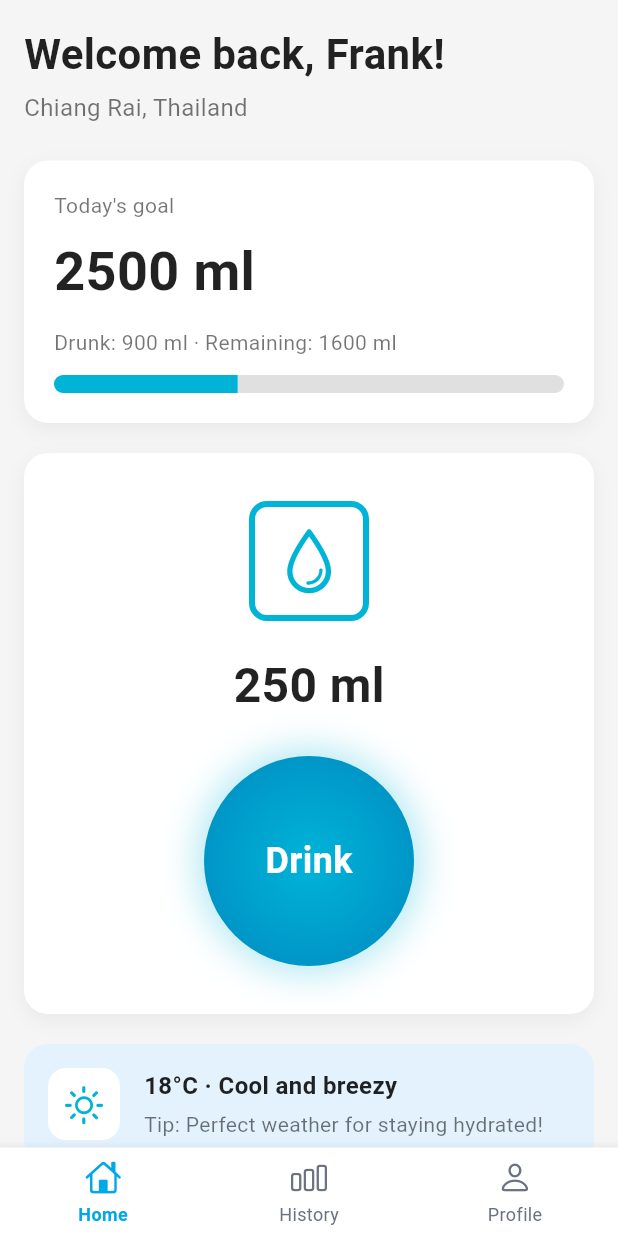
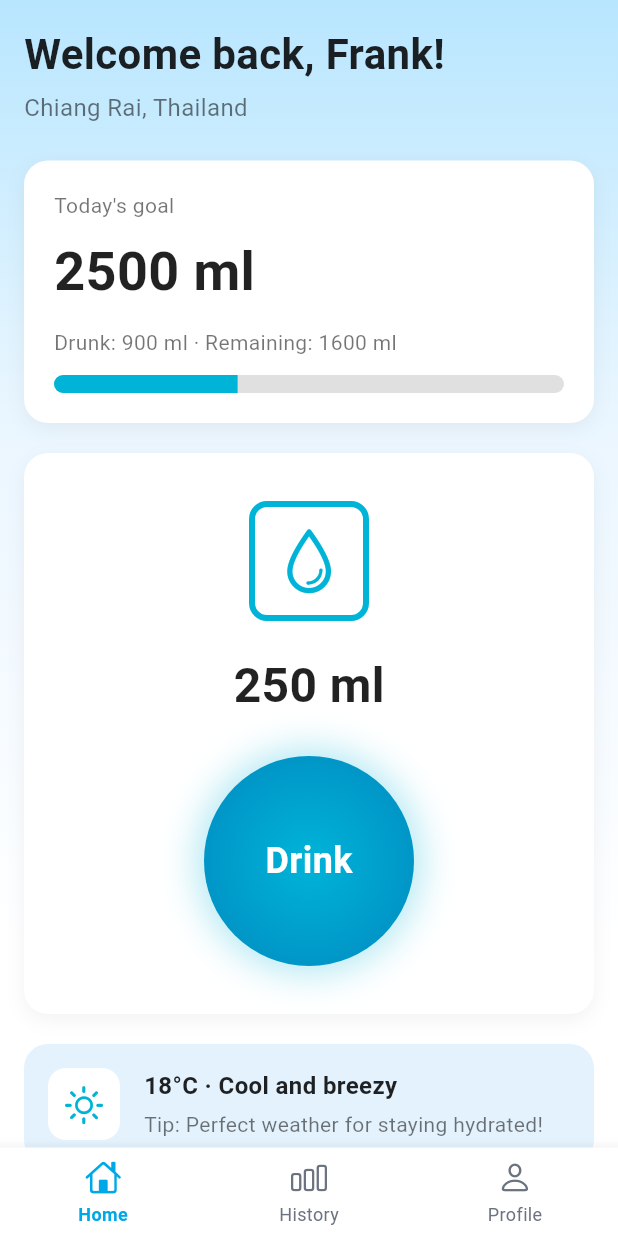
Before and after one commit to zwethu/Weather_Cup, a Flutter app: the screen it shows after launch, after a tap on "Skip", on a phone screen of 412 x 824 dp. Run offline on Flutter 3.47's test engine with Material 3 defaults, Android fonts, the phone set to English and light mode, and no system bars; our stand-ins replace go_router.

Commit message:
sky blue background and profile screen

```diff
--- a/lib/core/theme/app_colors.dart
+++ b/lib/core/theme/app_colors.dart
@@ -6,17 +6,29 @@ class AppColors {
   static const Color primaryLight = Color(0xFF4DC2F0);
   static const Color primaryDark = Color(0xFF0081B8);
 
+  // Sky blue gradient colors (from-sky-400 to-sky-600)
+  static const Color skyBlue400 = Color(0xFF38BDF8);
+  static const Color skyBlue600 = Color(0xFF0284C7);
+  static const Color skyBlue50 = Color(0xFFF0F9FF);
+  static const Color skyBlue200 = Color(0xFFBAE6FD);
+
   // Background colors
-  static const Color background = Color(0xFFF0F4F8);
+  static const Color background = Color(0xFFF0F9FF); // Light sky blue tint
+
+  // Surface colors with opacity
   static const Color surface = Color(0xFFFFFFFF);
+  static const Color surfaceBlur =
+      Color(0xB3FFFFFF); // 70% opacity white (bg-white/70)
   static const Color cardBackground = Color(0xFFFFFFFF);
 
   // Text colors
-  static const Color textPrimary = Color(0xFF2C3E50);
-  static const Color textSecondary = Color(0xFF6B7280);
+  static const Color textPrimary = Color(0xFF1F2937); // Gray-800
+  static const Color textSecondary = Color(0xFF6B7280); // Gray-500
   static const Color textHint = Color(0xFF9CA3AF);
 
   // Accent colors
+  static const Color accentBlue = Color(0xFFDCEEF5); // Sky-100
+  static const Color accentBlueDark = Color(0xFFBAE6FD); // Sky-200
   static const Color success = Color(0xFF10B981);
   static const Color error = Color(0xFFEF4444);
   static const Color warning = Color(0xFFF59E0B);
@@ -25,6 +37,7 @@ class AppColors {
   // UI element colors
   static const Color divider = Color(0xFFE5E7EB);
   static const Color border = Color(0xFFD1D5DB);
+  static const Color borderSkyBlue = Color(0x99BAE6FD); // border-sky-200/60
   static const Color shadow = Color(0x1A000000);
 
   // Icon colors
@@ -33,9 +46,44 @@ class AppColors {
 
   // Progress/Chart colors
   static const Color progressFilled = primary;
-  static const Color progressEmpty = Color(0xFFE0F2FE);
+  static const Color progressEmpty = Color(0xFFE5E7EB); // Gray-200
 
   // Special colors for water-related elements
   static const Color waterDrop = primary;
   static const Color weatherIcon = primary;
+
+  static const Color backgroundGradientStart = Color(0xFFB8E6FE); // soft blue
+  static const Color backgroundGradientMiddle = Color(0xFFEAF6FF); // very light
+  static const Color backgroundGradientEnd = Color(0xFFFFFFFF); // white
+
+  static const LinearGradient backgroundGradient = LinearGradient(
+    begin: Alignment.topCenter,
+    end: Alignment.bottomCenter,
+    colors: [
+      backgroundGradientStart,
+      backgroundGradientMiddle,
+      backgroundGradientEnd,
+    ],
+    stops: [0.0, 0.35, 0.8], // fade to white early
+  );
+
+  // Sky blue primary gradient (from-sky-400 to-sky-600)
+  static const LinearGradient primaryGradient = LinearGradient(
+    begin: Alignment.topLeft,
+    end: Alignment.bottomRight,
+    colors: [
+      skyBlue400,
+      skyBlue600,
+    ],
+  );
+
+  // Card gradient with subtle sky tint
+  static const LinearGradient cardGradient = LinearGradient(
+    begin: Alignment.topLeft,
+    end: Alignment.bottomRight,
+    colors: [
+      Color(0xFFF0F9FF), // Sky-50
+      Color(0xFFFFFFFF), // White
+    ],
+  );
 }
--- a/lib/core/theme/app_theme.dart
+++ b/lib/core/theme/app_theme.dart
@@ -9,7 +9,7 @@ class AppTheme {
       primaryColor: AppColors.primary,
       scaffoldBackgroundColor: AppColors.background,
 
-      colorScheme: ColorScheme.light(
+      colorScheme: const ColorScheme.light(
         primary: AppColors.primary,
         secondary: AppColors.primary,
         surface: AppColors.surface,
@@ -18,7 +18,7 @@ class AppTheme {
         onSurface: AppColors.textPrimary,
       ),
 
-      appBarTheme: AppBarTheme(
+      appBarTheme: const AppBarTheme(
         backgroundColor: AppColors.background,
         elevation: 0,
         iconTheme: IconThemeData(color: AppColors.textPrimary),
@@ -68,7 +68,7 @@ class AppTheme {
         ),
         focusedBorder: OutlineInputBorder(
           borderRadius: BorderRadius.circular(12),
-          borderSide: BorderSide(color: AppColors.primary, width: 2),
+          borderSide: const BorderSide(color: AppColors.primary, width: 2),
         ),
         contentPadding: const EdgeInsets.symmetric(horizontal: 16, vertical: 16),
         hintStyle: AppTextStyles.bodyText2.copyWith(color: AppColors.textSecondary),
@@ -89,7 +89,7 @@ class AppTheme {
         linearTrackColor: AppColors.primary.withOpacity(0.2),
       ),
 
-      dividerTheme: DividerThemeData(
+      dividerTheme: const DividerThemeData(
         color: AppColors.divider,
         thickness: 1,
         space: 1,
--- a/lib/features/history/history_screen.dart
+++ b/lib/features/history/history_screen.dart
@@ -14,7 +14,11 @@ class HistoryScreen extends StatelessWidget {
 
     return Scaffold(
       backgroundColor: AppColors.background,
-      body: SingleChildScrollView(
+      body: Container(
+        decoration: const BoxDecoration(
+          gradient: AppColors.backgroundGradient,
+        ),
+        child: SingleChildScrollView(
           child: SafeArea(
             child: Column(
               crossAxisAlignment: CrossAxisAlignment.start,
@@ -64,6 +68,7 @@ class HistoryScreen extends StatelessWidget {
             ),
           ),
         ),
+      ),
     );
   }
 
--- a/lib/features/history/widgets/weekly_bar_chart.dart
+++ b/lib/features/history/widgets/weekly_bar_chart.dart
@@ -16,12 +16,11 @@ class WeeklyBarChart extends StatelessWidget {
     final daysReached = weeklyData.where((day) => day.isGoalReached).length;
 
     return Container(
-
-      padding: const EdgeInsets.all(16),
-      decoration: BoxDecoration(
-        color: AppColors.background,  // ✅ Outer container color
-        borderRadius: BorderRadius.circular(20),
-      ),
+      padding: const EdgeInsets.symmetric(vertical: 8, horizontal: 16),
+      // decoration: BoxDecoration(
+      //   color: AppColors.background,  // ✅ Outer container color
+      //   borderRadius: BorderRadius.circular(20),
+      // ),
       child: Column(
         crossAxisAlignment: CrossAxisAlignment.start,
         mainAxisSize: MainAxisSize.min,
@@ -59,7 +58,7 @@ class WeeklyBarChart extends StatelessWidget {
           Container(
             padding: const EdgeInsets.all(20),
             decoration: BoxDecoration(
-              color: AppColors.surface,  // ✅ White background
+              color: AppColors.surface, // ✅ White background
               borderRadius: BorderRadius.circular(16),
               boxShadow: [
                 BoxShadow(
@@ -103,13 +102,12 @@ class WeeklyBarChart extends StatelessWidget {
 
   Widget _buildBar(DailyIntake day) {
     // Calculate bar height
-    final maxHeight = 130.0;
+    const maxHeight = 130.0;
     final barHeight = (day.percentage / 100 * maxHeight).clamp(20.0, maxHeight);
 
     // Determine bar color
-    final barColor = day.isGoalReached
-        ? AppColors.primary
-        : AppColors.progressEmpty;
+    final barColor =
+        day.isGoalReached ? AppColors.primary : AppColors.progressEmpty;
 
     return Column(
       mainAxisAlignment: MainAxisAlignment.end,
@@ -121,7 +119,8 @@ class WeeklyBarChart extends StatelessWidget {
           height: barHeight,
           decoration: BoxDecoration(
             color: barColor,
-            borderRadius: BorderRadius.circular(18),  // ✅ Half of width for pill shape
+            borderRadius:
+                BorderRadius.circular(18), // ✅ Half of width for pill shape
           ),
         ),
         const SizedBox(height: 8),
@@ -129,7 +128,7 @@ class WeeklyBarChart extends StatelessWidget {
         // Day label
         Text(
           day.day,
-          style: TextStyle(
+          style: const TextStyle(
             fontSize: 11,
             color: AppColors.textSecondary,
             fontWeight: FontWeight.w500,
--- a/lib/features/home/home_screen.dart
+++ b/lib/features/home/home_screen.dart
@@ -1,5 +1,7 @@
 import 'package:flutter/cupertino.dart';
 import 'package:flutter/material.dart';
+
+import '../../core/theme/app_colors.dart';
 
 class HomeScreen extends StatelessWidget {
   const HomeScreen({super.key});
@@ -10,6 +12,10 @@ class HomeScreen extends StatelessWidget {
       backgroundColor: const Color(0xFFF5F5F5),
       body: SingleChildScrollView(
         child: SafeArea(
+          child: Container(
+            decoration: const BoxDecoration(
+              gradient: AppColors.backgroundGradient,
+            ),
             child: Padding(
               padding: const EdgeInsets.all(16.0),
               child: Column(
@@ -245,6 +251,7 @@ class HomeScreen extends StatelessWidget {
             ),
           ),
         ),
+      ),
     );
   }
 }
--- a/lib/features/onboarding/onboarding_screen.dart
+++ b/lib/features/onboarding/onboarding_screen.dart
@@ -1,5 +1,4 @@
 import 'package:flutter/cupertino.dart';
-import 'package:flutter/material.dart';
 import 'package:go_router/go_router.dart';
 import 'package:provider/provider.dart';
 import 'package:weather_cup/features/onboarding/onboarding_provider.dart';
--- a/lib/features/onboarding/widgets/onboarding_view.dart
+++ b/lib/features/onboarding/widgets/onboarding_view.dart
@@ -30,7 +30,11 @@ class OnboardingView extends StatelessWidget {
   Widget build(BuildContext context) {
     return Scaffold(
       backgroundColor: AppColors.background,
-      body: SafeArea(
+      body: Container(
+        decoration: const BoxDecoration(
+          gradient: AppColors.backgroundGradient,
+        ),
+        child: SafeArea(
           child: Padding(
             padding: const EdgeInsets.all(24.0),
             child: Column(
@@ -95,6 +99,7 @@ class OnboardingView extends StatelessWidget {
             ),
           ),
         ),
+      ),
     );
   }
 }
--- a/lib/features/profile_setup/profile_screen.dart
+++ b/lib/features/profile_setup/profile_screen.dart
@@ -1,4 +1,10 @@
 import 'package:flutter/material.dart';
+import 'package:weather_cup/core/theme/app_colors.dart';
+import 'package:weather_cup/features/profile_setup/widgets/profile_header_card.dart';
+import 'package:weather_cup/features/profile_setup/widgets/profile_info_item.dart';
+import 'package:weather_cup/features/profile_setup/widgets/profile_info_section.dart';
+import 'package:weather_cup/features/profile_setup/widgets/profile_save_actions.dart';
+import 'package:weather_cup/features/profile_setup/widgets/profile_setting_card.dart';
 
 class ProfileScreen extends StatelessWidget {
   const ProfileScreen({super.key});
@@ -6,12 +12,74 @@ class ProfileScreen extends StatelessWidget {
   @override
   Widget build(BuildContext context) {
     return Scaffold(
-      appBar: AppBar(
-        title: const Text('Profile'),
-      ),
-      body: const Center(
-        child: Text('Profile Screen'),
+      body: Container(
+        decoration: const BoxDecoration(
+          gradient: AppColors.backgroundGradient,
+        ),
+        child: const SafeArea(
+          child: SingleChildScrollView(
+            padding: EdgeInsets.only(bottom: 24),
+            child: _ProfileContent(),
+          ),
+        ),
       ),
     );
   }
 }
+
+class _ProfileContent extends StatelessWidget {
+  const _ProfileContent();
+
+  @override
+  Widget build(BuildContext context) {
+    return const Column(
+      crossAxisAlignment: CrossAxisAlignment.start,
+      children: [
+        ProfileHeaderCard(),
+
+        // Body information
+        BodyInfoSection(
+          title: 'Body information',
+          items: [
+            ProfileInfoItem(label: 'Gender', value: 'Male'),
+            ProfileInfoItem(label: 'Weight', value: '68 kg'),
+            ProfileInfoItem(label: 'Height', value: '172 cm'),
+          ],
+        ),
+
+        // Daily routine
+        BodyInfoSection(
+          title: 'Daily routine',
+          items: [
+            ProfileInfoItem(label: 'Wake time', value: '06:30'),
+            ProfileInfoItem(label: 'Sleep time', value: '23:30'),
+          ],
+        ),
+
+        // Location
+        BodyInfoSection(
+          title: 'Location',
+          items: [
+            ProfileInfoItem(label: 'Country', value: 'Thailand'),
+            ProfileInfoItem(label: 'City', value: 'Chiang Rai'),
+          ],
+        ),
+
+        // Preferences
+        BodyInfoSection(
+          title: 'Preferences',
+          items: [
+            ProfileInfoItem(label: 'Nickname', value: 'Frank'),
+            ProfileInfoItem(label: 'Units', value: 'Metric (ml, kg, cm)'),
+          ],
+        ),
+
+        // Settings row
+        ProfileSettingsCard(),
+        SizedBox(height: 24),
+        // Save + delete actions
+        ProfileSaveActions(),
+      ],
+    );
+  }
+}
--- /dev/null
+++ b/lib/features/profile_setup/widgets/profile_header_card.dart
@@ -0,0 +1,105 @@
+import 'package:flutter/material.dart';
+import 'package:weather_cup/core/theme/app_colors.dart';
+import 'package:weather_cup/core/theme/app_text_styles.dart';
+
+class ProfileHeaderCard extends StatelessWidget {
+  const ProfileHeaderCard({super.key});
+
+  @override
+  Widget build(BuildContext context) {
+    return Padding(
+      padding: const EdgeInsets.fromLTRB(16, 6, 16, 16),
+      child: Column(
+        crossAxisAlignment: CrossAxisAlignment.start,
+        children: [
+          Text(
+            'Profile',
+            style: AppTextStyles.caption.copyWith(
+              color: AppColors.textSecondary,
+            ),
+          ),
+          const SizedBox(height: 4),
+          Text(
+            'Your hydration setup',
+            style: AppTextStyles.headline2.copyWith(fontSize: 24),
+          ),
+          const SizedBox(height: 4),
+          const Text(
+            'Update your body info, routine, and location.',
+            style: AppTextStyles.bodyText2,
+          ),
+          const SizedBox(height: 24),
+
+          // Profile summary card
+          Container(
+            padding: const EdgeInsets.all(16),
+            decoration: BoxDecoration(
+              color: Colors.white,
+              borderRadius: BorderRadius.circular(24),
+              boxShadow: [
+                BoxShadow(
+                  color: Colors.black.withOpacity(0.06),
+                  blurRadius: 18,
+                  offset: const Offset(0, 10),
+                ),
+              ],
+            ),
+            child: Row(
+              children: [
+                Container(
+                  width: 56,
+                  height: 56,
+                  decoration: const BoxDecoration(
+                    color: AppColors.primary,
+                    shape: BoxShape.circle,
+                  ),
+                  alignment: Alignment.center,
+                  child: Text(
+                    'F',
+                    style: AppTextStyles.displaySmall.copyWith(
+                      fontSize: 24,
+                      color: Colors.white,
+                    ),
+                  ),
+                ),
+                const SizedBox(width: 16),
+                Expanded(
+                  child: Column(
+                    crossAxisAlignment: CrossAxisAlignment.start,
+                    children: [
+                      const Text('Frank', style: AppTextStyles.subtitle1),
+                      const SizedBox(height: 2),
+                      Text(
+                        'Chiang Rai, Thailand',
+                        style: AppTextStyles.caption.copyWith(
+                          color: AppColors.textSecondary,
+                        ),
+                      ),
+                    ],
+                  ),
+                ),
+                Container(
+                  padding: const EdgeInsets.symmetric(
+                    horizontal: 10,
+                    vertical: 4,
+                  ),
+                  decoration: BoxDecoration(
+                    color: AppColors.accentBlueDark.withOpacity(0.3),
+                    borderRadius: BorderRadius.circular(999),
+                  ),
+                  child: Text(
+                    'Male',
+                    style: AppTextStyles.caption.copyWith(
+                      color: AppColors.primaryDark,
+                      fontWeight: FontWeight.w600,
+                    ),
+                  ),
+                ),
+              ],
+            ),
+          ),
+        ],
+      ),
+    );
+  }
+}
--- /dev/null
+++ b/lib/features/profile_setup/widgets/profile_info_item.dart
@@ -0,0 +1,69 @@
+import 'package:flutter/cupertino.dart';
+import 'package:flutter/material.dart';
+import 'package:weather_cup/core/theme/app_colors.dart';
+import 'package:weather_cup/core/theme/app_text_styles.dart';
+
+class ProfileInfoItem extends StatelessWidget {
+  final String label;
+  final String value;
+  final VoidCallback? onEdit;
+
+  const ProfileInfoItem({
+    super.key,
+    required this.label,
+    required this.value,
+    this.onEdit,
+  });
+
+  @override
+  Widget build(BuildContext context) {
+    return Container(
+      margin: const EdgeInsets.only(bottom: 12),
+      padding: const EdgeInsets.symmetric(horizontal: 16, vertical: 14),
+      decoration: BoxDecoration(
+        color: Colors.white,
+        borderRadius: BorderRadius.circular(16),
+      ),
+      child: Row(
+        children: [
+          Expanded(
+            child: Column(
+              crossAxisAlignment: CrossAxisAlignment.start,
+              children: [
+                Text(
+                  label,
+                  style: AppTextStyles.caption.copyWith(
+                    color: AppColors.textSecondary,
+                  ),
+                ),
+                const SizedBox(height: 4),
+                Text(
+                  value,
+                  style: AppTextStyles.bodyText1.copyWith(
+                    color: AppColors.textPrimary,
+                  ),
+                ),
+              ],
+            ),
+          ),
+          GestureDetector(
+            onTap: onEdit,
+            child: Container(
+              width: 32,
+              height: 32,
+              decoration: BoxDecoration(
+                color: AppColors.primary.withOpacity(0.08),
+                shape: BoxShape.circle,
+              ),
+              child: const Icon(
+                CupertinoIcons.pencil,
+                size: 16,
+                color: AppColors.primary,
+              ),
+            ),
+          ),
+        ],
+      ),
+    );
+  }
+}
--- /dev/null
+++ b/lib/features/profile_setup/widgets/profile_info_section.dart
@@ -0,0 +1,48 @@
+import 'package:flutter/material.dart';
+import 'package:weather_cup/core/theme/app_colors.dart';
+import 'package:weather_cup/core/theme/app_text_styles.dart';
+import 'package:weather_cup/features/profile_setup/widgets/profile_info_item.dart';
+
+class BodyInfoSection extends StatelessWidget {
+  final String title;
+  final List<ProfileInfoItem> items;
+
+  const BodyInfoSection({
+    super.key,
+    required this.title,
+    required this.items,
+  });
+
+  @override
+  Widget build(BuildContext context) {
+    return Container(
+      margin: const EdgeInsets.symmetric(horizontal: 16, vertical: 8),
+      padding: const EdgeInsets.fromLTRB(16, 18, 16, 16),
+      decoration: BoxDecoration(
+        color: Colors.white,
+        borderRadius: BorderRadius.circular(24),
+        boxShadow: [
+          BoxShadow(
+            color: Colors.black.withOpacity(0.06),
+            blurRadius: 18,
+            offset: const Offset(0, 10),
+          ),
+        ],
+      ),
+      child: Column(
+        crossAxisAlignment: CrossAxisAlignment.start,
+        children: [
+          Text(
+            title,
+            style: AppTextStyles.subtitle1.copyWith(
+              color: AppColors.textPrimary,
+              fontWeight: FontWeight.w600,
+            ),
+          ),
+          const SizedBox(height: 16),
+          ...items,
+        ],
+      ),
+    );
+  }
+}
--- /dev/null
+++ b/lib/features/profile_setup/widgets/profile_save_actions.dart
@@ -0,0 +1,51 @@
+import 'package:flutter/material.dart';
+import 'package:weather_cup/core/theme/app_colors.dart';
+import 'package:weather_cup/core/theme/app_text_styles.dart';
+
+class ProfileSaveActions extends StatelessWidget {
+  const ProfileSaveActions({super.key});
+
+  @override
+  Widget build(BuildContext context) {
+    return Column(
+      children: [
+        Padding(
+          padding: const EdgeInsets.symmetric(horizontal: 16),
+          child: SizedBox(
+            width: double.infinity,
+            height: 52,
+            child: ElevatedButton(
+              onPressed: () {
+                // TODO: save changes
+              },
+              style: ElevatedButton.styleFrom(
+                backgroundColor: AppColors.primary,
+                shape: RoundedRectangleBorder(
+                  borderRadius: BorderRadius.circular(999),
+                ),
+                elevation: 0,
+              ),
+              child: Text(
+                'Save changes',
+                style: AppTextStyles.buttonText.copyWith(color: Colors.white),
+              ),
+            ),
+          ),
+        ),
+        const SizedBox(height: 12),
+        TextButton(
+          onPressed: () {
+            // TODO: delete account
+          },
+          child: Text(
+            'Delete account',
+            style: AppTextStyles.caption.copyWith(
+              color: Colors.redAccent,
+              fontWeight: FontWeight.w500,
+            ),
+          ),
+        ),
+      ],
+    );
+  }
+}
--- /dev/null
+++ b/lib/features/profile_setup/widgets/profile_setting_card.dart
@@ -0,0 +1,70 @@
+import 'package:flutter/cupertino.dart';
+import 'package:flutter/material.dart';
+import 'package:weather_cup/core/theme/app_colors.dart';
+import 'package:weather_cup/core/theme/app_text_styles.dart';
+
+class ProfileSettingsCard extends StatelessWidget {
+  const ProfileSettingsCard({super.key});
+
+  @override
+  Widget build(BuildContext context) {
+    return Padding(
+      padding: const EdgeInsets.symmetric(horizontal: 16, vertical: 8),
+      child: Container(
+        padding: const EdgeInsets.symmetric(horizontal: 16, vertical: 14),
+        decoration: BoxDecoration(
+          color: Colors.white,
+          borderRadius: BorderRadius.circular(24),
+          boxShadow: [
+            BoxShadow(
+              color: Colors.black.withOpacity(0.06),
+              blurRadius: 18,
+              offset: const Offset(0, 10),
+            ),
+          ],
+        ),
+        child: Row(
+          children: [
+            Container(
+              width: 32,
+              height: 32,
+              decoration: BoxDecoration(
+                color: AppColors.primary.withOpacity(0.08),
+                shape: BoxShape.circle,
+              ),
+              child: Icon(
+                CupertinoIcons.gear,
+                size: 18,
+                color: AppColors.primary,
+              ),
+            ),
+            const SizedBox(width: 12),
+            Expanded(
+              child: Column(
+                crossAxisAlignment: CrossAxisAlignment.start,
+                children: [
+                  Text(
+                    'Settings',
+                    style: AppTextStyles.subtitle1.copyWith(fontSize: 14),
+                  ),
+                  const SizedBox(height: 2),
+                  Text(
+                    'Manage reminders and preferences',
+                    style: AppTextStyles.caption.copyWith(
+                      color: AppColors.textSecondary,
+                    ),
+                  ),
+                ],
+              ),
+            ),
+            const Icon(
+              CupertinoIcons.chevron_right,
+              size: 18,
+              color: Color(0xFF9CA3AF),
+            ),
+          ],
+        ),
+      ),
+    );
+  }
+}
```
Lines whose indentation alone changed are shown as unchanged.
